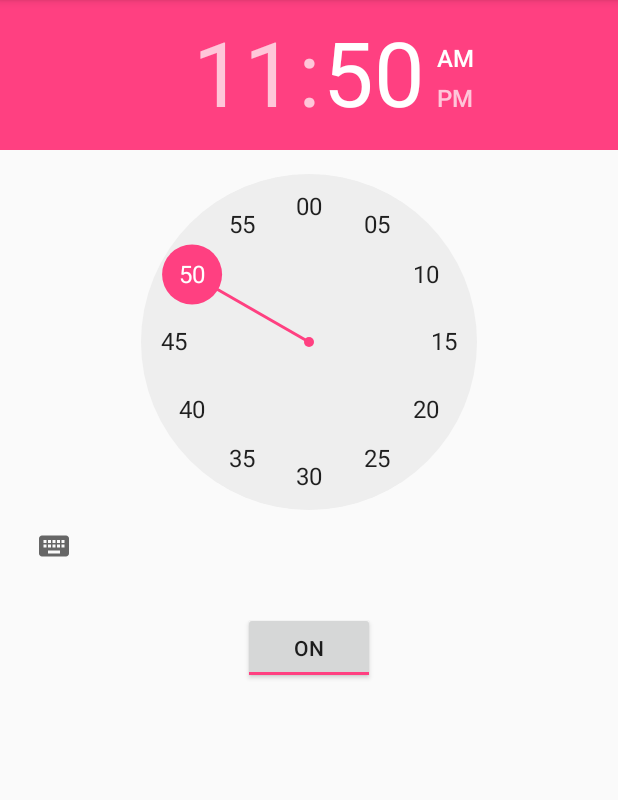
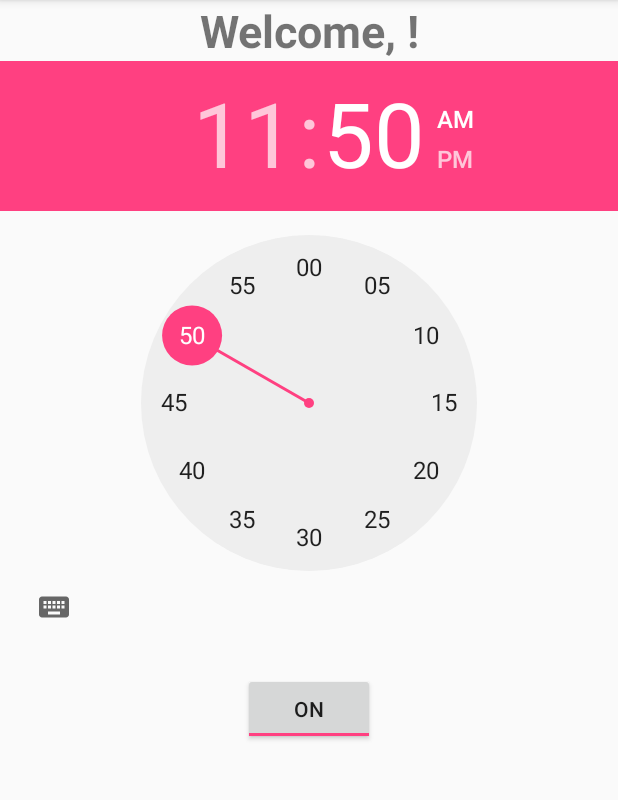
Before and after one commit to thxu93/CharityBell, an Android app: the AlarmActivity screen opened directly, with no data from a screen before it, after a tap on "OFF", on a phone screen of 412 x 824 dp, the part 84-884 px from its top. Run offline under Robolectric (Android 15) with nearby library versions, the phone set to English and light mode, and no system bars; our stand-ins replace Firebase (no records; nobody signed in at launch, a user with empty details on screens opened directly); 2 statements that could not run were skipped; 1 other tap on this screen came first.

Commit message:
Finished Read/Write of user data to FIrebase DB. This includes name, email, and alarm hour and minutes. Also implemented alarm time saving, every time the alarm is set it saves the time set to the DB, overwriting any previous values.

```diff
--- a/app/src/main/java/edu/tacoma/uw/xut/charitybell/AlarmActivity.java
+++ b/app/src/main/java/edu/tacoma/uw/xut/charitybell/AlarmActivity.java
@@ -6,18 +6,33 @@ import android.app.PendingIntent;
 import android.content.Intent;
 import android.os.Bundle;
 import android.support.v7.app.AppCompatActivity;
+import android.util.Log;
 import android.view.View;
+import android.widget.TextView;
 import android.widget.TimePicker;
 import android.widget.Toast;
 import android.widget.ToggleButton;
 
+import com.google.firebase.auth.FirebaseAuth;
+import com.google.firebase.auth.FirebaseUser;
+import com.google.firebase.database.DataSnapshot;
+import com.google.firebase.database.DatabaseError;
+import com.google.firebase.database.DatabaseReference;
+import com.google.firebase.database.FirebaseDatabase;
+import com.google.firebase.database.ValueEventListener;
+
 import java.util.Calendar;
+import java.util.Date;
 
 public class AlarmActivity extends AppCompatActivity
 {
-    TimePicker alarmTimePicker;
-    PendingIntent pendingIntent;
-    AlarmManager alarmManager;
+    private static final String TAG = "AlarmActivity";
+    private TimePicker alarmTimePicker;
+    private PendingIntent pendingIntent;
+    private AlarmManager alarmManager;
+    private TextView nameText;
+    private DatabaseReference mDatabase;
+    private FirebaseUser currUser;
 
     @Override
     protected void onCreate(Bundle savedInstanceState)
@@ -26,6 +41,39 @@ public class AlarmActivity extends AppCompatActivity
         setContentView(R.layout.activity_alarm);
         alarmTimePicker = (TimePicker) findViewById(R.id.timePicker);
         alarmManager = (AlarmManager) getSystemService(ALARM_SERVICE);
+        nameText = (TextView) findViewById(R.id.userName);
+        currUser = FirebaseAuth.getInstance().getCurrentUser();
+        mDatabase = FirebaseDatabase.getInstance().getReference();
+
+
+        if (currUser != null) {
+            // User is signed in
+            nameText.setText("Welcome, " + currUser.getDisplayName() + "!");
+            //Read current time data from DB
+            ValueEventListener alarmDataListener = new ValueEventListener() {
+                @Override
+                public void onDataChange(DataSnapshot dataSnapshot) {
+
+                    // Set previous alarm value from the Firebase DB to the timepicker.
+                    Object theHour = dataSnapshot.child("hour").getValue();
+                    Object theMinutes = dataSnapshot.child("minutes").getValue();
+                    alarmTimePicker.setCurrentHour(Integer.parseInt(theHour.toString()));
+                    alarmTimePicker.setCurrentMinute(Integer.parseInt(theMinutes.toString()));
+                }
+
+                @Override
+                public void onCancelled(DatabaseError databaseError) {
+                    // Getting Post failed, log a message
+                    Log.w(TAG, "loadPost:onCancelled", databaseError.toException());
+                }
+            };
+            // Registers the ValueEventListener to the current user with the given UID key.
+            mDatabase.child("users").child(currUser.getUid()).child("alarm")
+                    .addValueEventListener(alarmDataListener);
+        } else {
+            // No user is signed in
+            startActivity(new Intent(AlarmActivity.this, LoginActivity.class));
+        }
     }
     public void OnToggleClicked(View view)
     {
@@ -36,6 +84,7 @@ public class AlarmActivity extends AppCompatActivity
             Calendar calendar = Calendar.getInstance();
             calendar.set(Calendar.HOUR_OF_DAY, alarmTimePicker.getCurrentHour());
             calendar.set(Calendar.MINUTE, alarmTimePicker.getCurrentMinute());
+
             Intent intent = new Intent(this, AlarmReceiverActivity.class);
             pendingIntent = PendingIntent.getBroadcast(this, 0, intent, 0);
 
@@ -48,6 +97,14 @@ public class AlarmActivity extends AppCompatActivity
                     time = time + (1000*60*60*24);
             }
             alarmManager.setRepeating(AlarmManager.RTC_WAKEUP, time, 10000, pendingIntent);
+
+            // Posts the Alarm time to the Firebase DB when set so it can be re-set on login.
+            mDatabase.child("users").child(currUser
+                    .getUid()).child("alarm").child("hour")
+                    .setValue(alarmTimePicker.getCurrentHour().toString());
+            mDatabase.child("users").child(currUser
+                    .getUid()).child("alarm").child("minutes")
+                    .setValue(alarmTimePicker.getCurrentMinute().toString());
         }
         else
         {
--- a/app/src/main/java/edu/tacoma/uw/xut/charitybell/LoginActivity.java
+++ b/app/src/main/java/edu/tacoma/uw/xut/charitybell/LoginActivity.java
@@ -69,12 +69,6 @@ public class LoginActivity extends AppCompatActivity {
                                     Toast.makeText(LoginActivity.this, "Unable to log in. " +
                                             "Try again or register.", Toast.LENGTH_LONG).show();
                                 } else {
-                                    Toast.makeText(LoginActivity.this,
-                                            mAuth.getCurrentUser().getDisplayName(),
-                                            Toast.LENGTH_SHORT).show();
-                                    Toast.makeText(LoginActivity.this,
-                                            mAuth.getCurrentUser().getUid(),
-                                            Toast.LENGTH_SHORT).show();
                                     Intent intent = new Intent(LoginActivity.this, AlarmActivity.class);
                                     startActivity(intent);
                                     finish();
--- a/app/src/main/res/layout/activity_alarm.xml
+++ b/app/src/main/res/layout/activity_alarm.xml
@@ -3,6 +3,14 @@
     android:layout_width="match_parent"
     android:layout_height="match_parent"
     android:orientation="vertical">
+
+    <TextView
+        android:id="@+id/userName"
+        android:layout_width="match_parent"
+        android:layout_height="wrap_content"
+        android:textAlignment="center"
+        android:textSize="30sp"
+        android:textStyle="bold" />
 
     <TimePicker
         android:id="@+id/timePicker"
```
Also changed, not shown: app/src/main/java/edu/tacoma/uw/xut/charitybell/RegisterActivity.java (+10 -7 lines), 80 other files.
